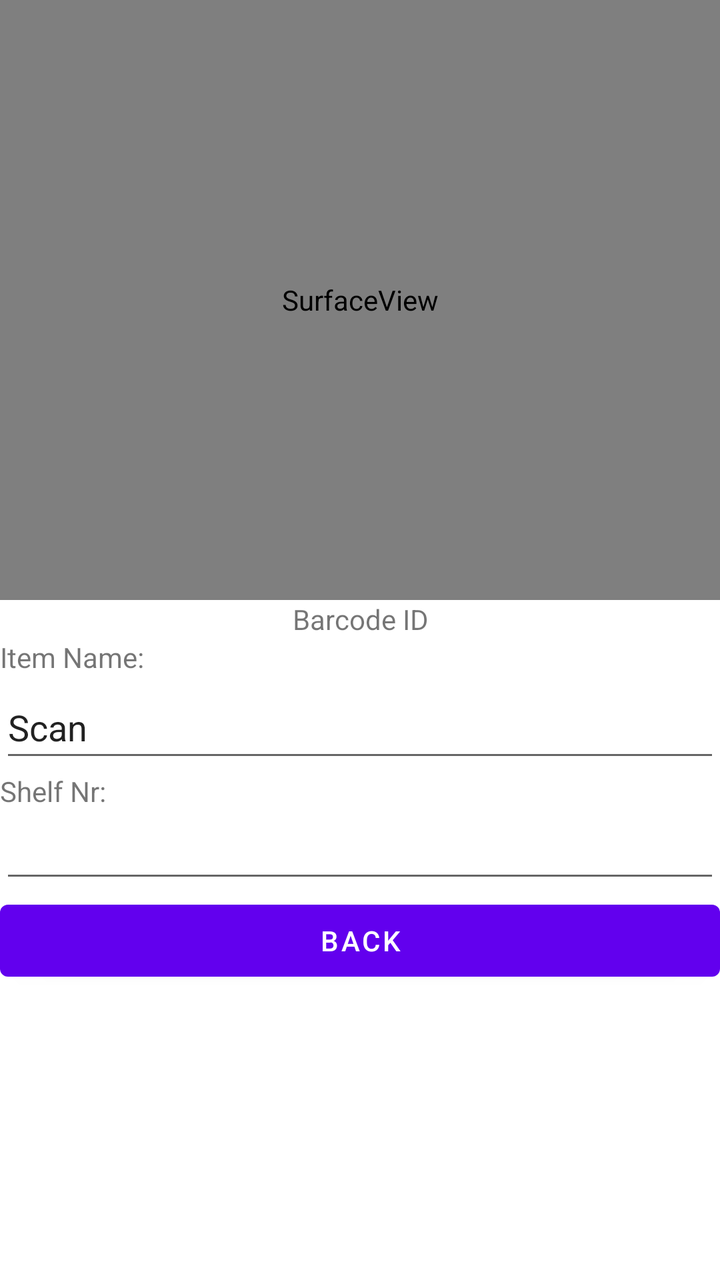
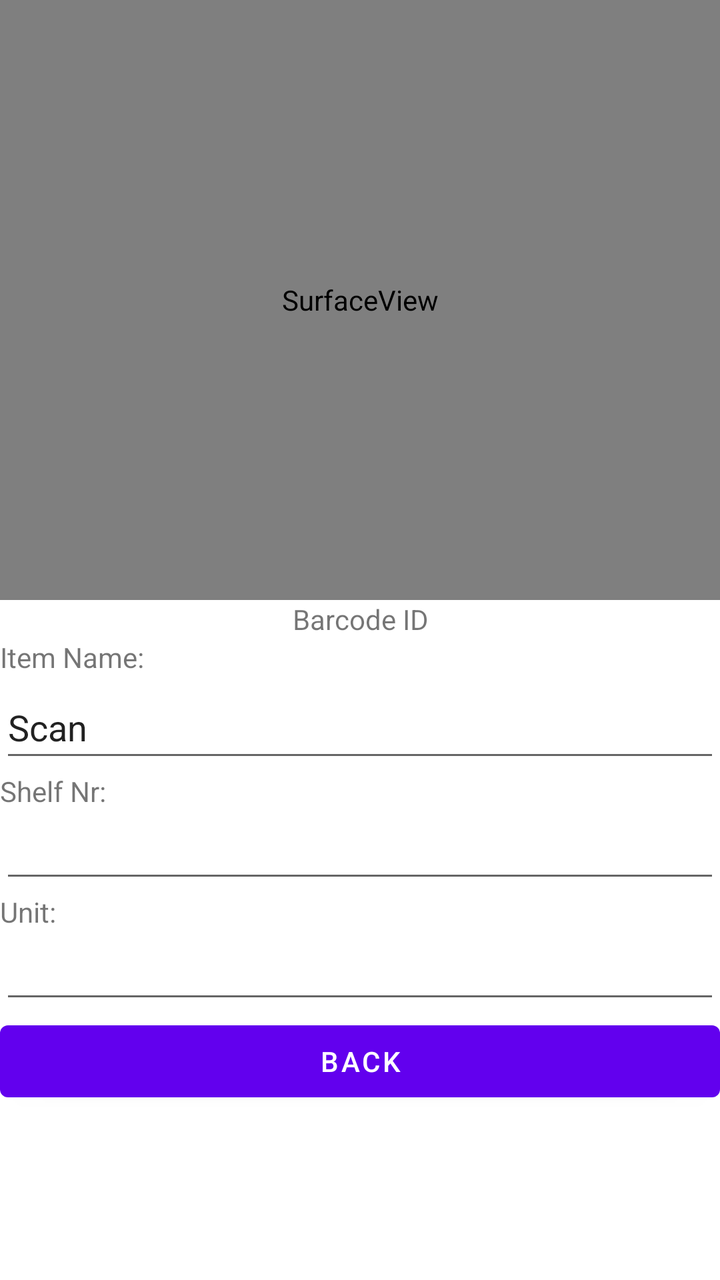

Before-and-after screenshots of an Android layout around one commit, followed by the original layout XML and the change that was made.
<!-- AndroidManifest.xml: application theme Theme.SmartShoppingList -->
<!-- res/layout/activity_scanner.xml -->
<?xml version="1.0" encoding="utf-8"?>
<LinearLayout xmlns:android="http://schemas.android.com/apk/res/android"
    xmlns:app="http://schemas.android.com/apk/res-auto"
    xmlns:tools="http://schemas.android.com/tools"
    android:layout_width="match_parent"
    android:layout_height="match_parent"
    android:orientation="vertical"
    tools:context="ui.ScannerActivity">

    <SurfaceView
        android:id="@+id/surfaceView"
        android:layout_width="match_parent"
        android:layout_height="300dp" />

    <TextView
        android:id="@+id/textCode"
        android:layout_width="match_parent"
        android:layout_height="wrap_content"
        android:text="Barcode ID"
        android:textAlignment="center" />

    <TextView
        android:id="@+id/lblName"
        android:layout_width="match_parent"
        android:layout_height="wrap_content"
        android:text="Item Name:"
        android:textAlignment="textStart" />

    <EditText
        android:id="@+id/editName"
        android:layout_width="match_parent"
        android:layout_height="wrap_content"
        android:ems="10"
        android:inputType="textPersonName"
        android:minHeight="48dp"
        android:text="Scan" />

    <TextView
        android:id="@+id/lblPosY"
        android:layout_width="match_parent"
        android:layout_height="wrap_content"
        android:text="Shelf Nr:"
        android:textAlignment="textStart" />

    <EditText
        android:id="@+id/editPosY"
        android:layout_width="match_parent"
        android:layout_height="wrap_content"
        android:ems="10"
        android:inputType="number" />

    <Button
        android:id="@+id/btnBack"
        android:layout_width="match_parent"
        android:layout_height="wrap_content"
        android:text="Back" />
</LinearLayout>
<!-- resources referenced by this layout -->
<resources>
  <style name="Theme.SmartShoppingList" parent="Theme.MaterialComponents.DayNight.DarkActionBar">
          
          <item name="colorPrimary">@color/purple_500</item>
          <item name="colorPrimaryVariant">@color/purple_700</item>
          <item name="colorOnPrimary">@color/white</item>
          
          <item name="colorSecondary">@color/teal_200</item>
          <item name="colorSecondaryVariant">@color/teal_700</item>
          <item name="colorOnSecondary">@color/black</item>
          
          <item name="android:statusBarColor" tools:targetApi="l">?attr/colorPrimaryVariant</item>
          
      </style>
  <color name="purple_500">#FF6200EE</color>
  <color name="purple_700">#FF3700B3</color>
  <color name="white">#FFFFFFFF</color>
  <color name="teal_200">#FF03DAC5</color>
  <color name="teal_700">#FF018786</color>
  <color name="black">#FF000000</color>
</resources>

<!-- the commit's change to res/layout/activity_scanner.xml (unified diff, before → after) -->
@@ -49,6 +49,20 @@
         android:ems="10"
         android:inputType="number" />
 
+    <TextView
+        android:id="@+id/lblUnit"
+        android:layout_width="match_parent"
+        android:layout_height="wrap_content"
+        android:text="Unit:"
+        android:textAlignment="textStart" />
+
+    <EditText
+        android:id="@+id/editUnit"
+        android:layout_width="match_parent"
+        android:layout_height="wrap_content"
+        android:ems="10"
+        android:inputType="text" />
+
     <Button
         android:id="@+id/btnBack"
         android:layout_width="match_parent"
